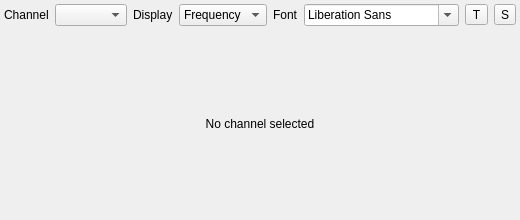
First picture: the form in plugins/feature/freqdisplay/freqdisplaygui.ui, repository thomasgi1/sdrangel, before the edit.
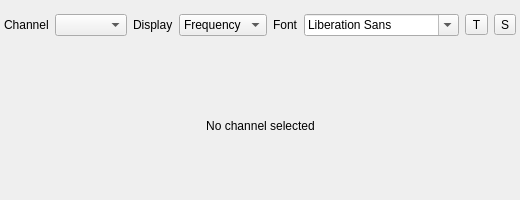
Second picture: the form after the edit. Icons and pictures are not drawn. Custom widgets are drawn as their Qt base class.

What changed in the file:
```diff
--- a/plugins/feature/freqdisplay/freqdisplaygui.ui
+++ b/plugins/feature/freqdisplay/freqdisplaygui.ui
@@ -7,7 +7,7 @@
     <x>0</x>
     <y>0</y>
     <width>520</width>
-    <height>220</height>
+    <height>200</height>
    </rect>
   </property>
   <property name="minimumSize">
@@ -25,11 +25,11 @@
      <x>0</x>
      <y>0</y>
      <width>520</width>
-     <height>220</height>
+     <height>51</height>
     </rect>
    </property>
    <property name="sizePolicy">
-    <sizepolicy hsizetype="Expanding" vsizetype="Expanding">
+    <sizepolicy hsizetype="Expanding" vsizetype="Preferred">
      <horstretch>0</horstretch>
      <verstretch>0</verstretch>
     </sizepolicy>
@@ -143,9 +143,24 @@
       </item>
      </layout>
     </item>
-    <item>
-     <layout class="QHBoxLayout" name="fontLayout"/>
-    </item>
+   </layout>
+  </widget>
+  <widget class="QWidget" name="horizontalWidget" native="true">
+   <property name="geometry">
+    <rect>
+     <x>10</x>
+     <y>70</y>
+     <width>501</width>
+     <height>111</height>
+    </rect>
+   </property>
+   <property name="sizePolicy">
+    <sizepolicy hsizetype="Expanding" vsizetype="Expanding">
+     <horstretch>0</horstretch>
+     <verstretch>0</verstretch>
+    </sizepolicy>
+   </property>
+   <layout class="QHBoxLayout" name="display">
     <item>
      <widget class="QLabel" name="frequencyValue">
       <property name="sizePolicy">
```
Left out of the diff: 9 changed lines with no effect on the pictures.
